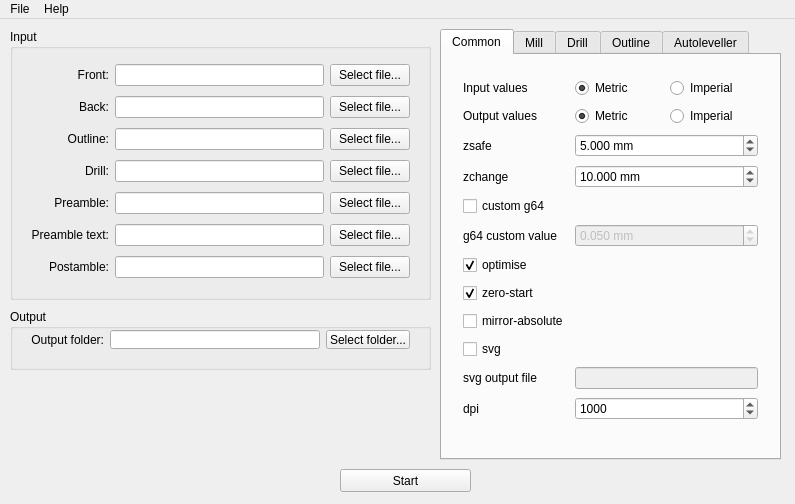
First picture: the form in mainwindow.ui, repository pcb2gcode/pcb2gcodeGUI, before the edit.
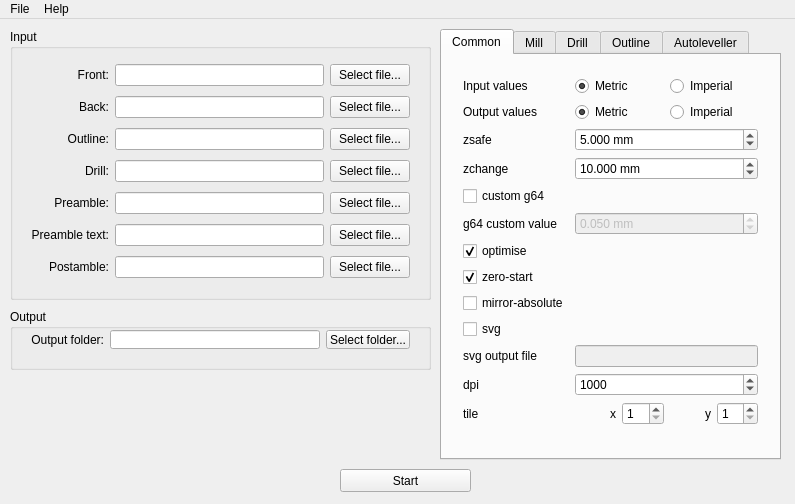
Second picture: the form after the edit.

Commit message: Add tile-x, tile-y and replace cut-front/drill-front with cut-side/drill-side

What changed in the file:
```diff
--- a/mainwindow.ui
+++ b/mainwindow.ui
@@ -360,6 +360,66 @@
          </property>
         </widget>
        </item>
+       <item row="12" column="1">
+        <layout class="QHBoxLayout" name="tileHorizontalLayout">
+         <item>
+          <widget class="QLabel" name="tilexLabel">
+           <property name="toolTip">
+            <string>&lt;html&gt;&lt;head/&gt;&lt;body&gt;&lt;p&gt;number of tiling columns&lt;/p&gt;&lt;/body&gt;&lt;/html&gt;</string>
+           </property>
+           <property name="text">
+            <string>x</string>
+           </property>
+           <property name="alignment">
+            <set>Qt::AlignRight|Qt::AlignTrailing|Qt::AlignVCenter</set>
+           </property>
+          </widget>
+         </item>
+         <item>
+          <widget class="QSpinBox" name="tilexSpinBox">
+           <property name="toolTip">
+            <string>&lt;html&gt;&lt;head/&gt;&lt;body&gt;&lt;p&gt;number of tiling columns&lt;/p&gt;&lt;/body&gt;&lt;/html&gt;</string>
+           </property>
+           <property name="minimum">
+            <number>1</number>
+           </property>
+          </widget>
+         </item>
+         <item>
+          <widget class="QLabel" name="tileyLabel">
+           <property name="toolTip">
+            <string>&lt;html&gt;&lt;head/&gt;&lt;body&gt;&lt;p&gt;number of tiling rows&lt;/p&gt;&lt;/body&gt;&lt;/html&gt;</string>
+           </property>
+           <property name="text">
+            <string>y</string>
+           </property>
+           <property name="alignment">
+            <set>Qt::AlignRight|Qt::AlignTrailing|Qt::AlignVCenter</set>
+           </property>
+          </widget>
+         </item>
+         <item>
+          <widget class="QSpinBox" name="tileySpinBox">
+           <property name="toolTip">
+            <string>&lt;html&gt;&lt;head/&gt;&lt;body&gt;&lt;p&gt;number of tiling rows&lt;/p&gt;&lt;/body&gt;&lt;/html&gt;</string>
+           </property>
+           <property name="minimum">
+            <number>1</number>
+           </property>
+          </widget>
+         </item>
+        </layout>
+       </item>
+       <item row="12" column="0">
+        <widget class="QLabel" name="tileLabel">
+         <property name="toolTip">
+          <string>&lt;html&gt;&lt;head/&gt;&lt;body&gt;&lt;p&gt;number of tiling rows/columns&lt;/p&gt;&lt;/body&gt;&lt;/html&gt;</string>
+         </property>
+         <property name="text">
+          <string>tile</string>
+         </property>
+        </widget>
+       </item>
       </layout>
      </widget>
     </widget>
```
Left out of the diff: 100 changed lines with no effect on the pictures. The commit also changes 1 other file.
